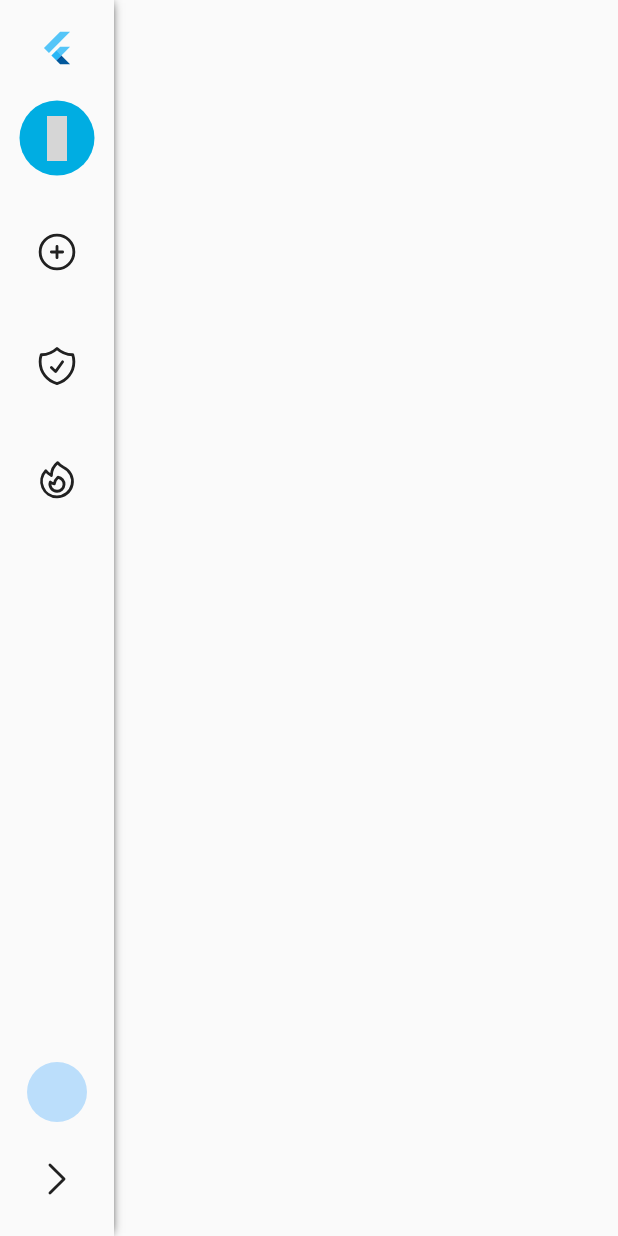
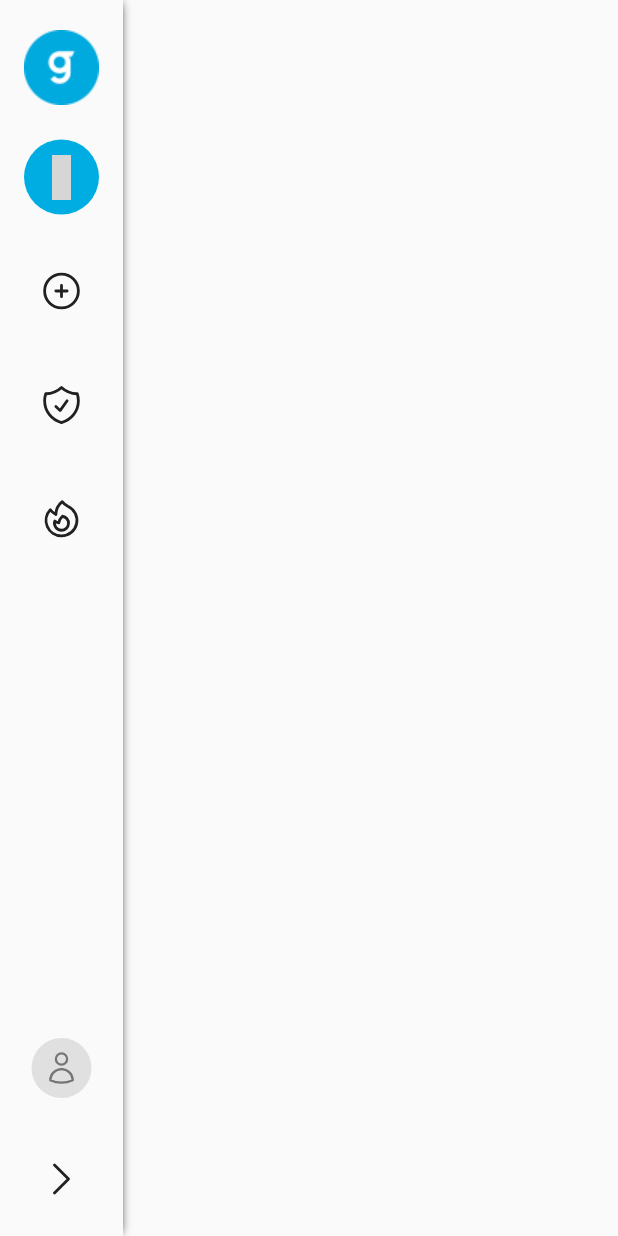
Before and after one commit to wego-technologies/gatego_unified_app, a Flutter app: the screen it shows after launch, on a phone screen of 412 x 824 dp. Run offline on Flutter 3.47's test engine with Material 2 defaults, Android fonts, the phone set to English and light mode, and no system bars; our stand-ins replace google_fonts, heroicons; grey boxes are pictures that could not be loaded.

Commit message:
Finish menu

```diff
--- a/lib/components/menu.dart
+++ b/lib/components/menu.dart
@@ -47,7 +47,8 @@ class Menu extends StatelessWidget {
                     ? menuItems.entries.map((item) {
                         bool _itemSelcted = item.key == selectedItemKey;
                         return Container(
-                          margin: EdgeInsets.symmetric(vertical: 5),
+                          margin:
+                              EdgeInsets.symmetric(vertical: 5, horizontal: 3),
                           child: IconButton(
                             onPressed: () {
                               onItemPressed(item.key);
@@ -76,10 +77,8 @@ class Menu extends StatelessWidget {
                     : menuItems.entries.map((item) {
                         bool _itemSelcted = item.key == selectedItemKey;
                         return Container(
-                          constraints:
-                              const BoxConstraints(minWidth: double.infinity),
-                          margin:
-                              EdgeInsets.symmetric(vertical: 13, horizontal: 8),
+                          constraints: const BoxConstraints(minWidth: 200),
+                          margin: EdgeInsets.symmetric(vertical: 13),
                           child: InkWell(
                             borderRadius: BorderRadius.circular(5000),
                             onTap: () {
@@ -96,8 +95,7 @@ class Menu extends StatelessWidget {
                                 borderRadius: BorderRadius.circular(5000),
                               ),
                               child: Row(
-                                mainAxisAlignment:
-                                    MainAxisAlignment.spaceBetween,
+                                mainAxisAlignment: MainAxisAlignment.start,
                                 children: [
                                   HeroIcon(
                                     item.value,
@@ -107,11 +105,11 @@ class Menu extends StatelessWidget {
                                         : Theme.of(context).iconTheme.color,
                                   ),
                                   SizedBox(
-                                    width: 10,
+                                    width: 15,
                                   ),
                                   Text(
                                     item.key,
-                                    textAlign: TextAlign.end,
+                                    textAlign: TextAlign.start,
                                     style: TextStyle(
                                       fontWeight: FontWeight.w500,
                                       fontSize: 15,
@@ -164,7 +162,7 @@ class Menu extends StatelessWidget {
                       if (expanded)
                         Text(
                           "Minimize Menu",
-                          textAlign: TextAlign.end,
+                          textAlign: TextAlign.start,
                           style: TextStyle(
                             fontWeight: FontWeight.w600,
                             fontSize: 15,
--- a/lib/main.dart
+++ b/lib/main.dart
@@ -1,5 +1,6 @@
 import 'package:flutter/material.dart';
 import 'package:gatego_unified_app/components/menu.dart';
+import 'package:gatego_unified_app/molecules/UserCard.dart';
 import 'package:heroicons/heroicons.dart';
 import 'package:google_fonts/google_fonts.dart';
 
@@ -49,7 +50,7 @@ class _MenuWrapperState extends State<MenuWrapper>
       body: Row(
         children: [
           Container(
-            width: _extended ? 200 : null,
+            width: _extended ? 232 : null,
             child: Menu(
                 onExpandedToggle: () {
                   _extended = !_extended;
@@ -57,15 +58,23 @@ class _MenuWrapperState extends State<MenuWrapper>
                 },
                 selectedItemKey: _selectedItemKey,
                 menuItems: _destinations,
-              leading: FlutterLogo(),
+                leading: _extended
+                    ? Image.asset(
+                        "assets/Gatego logo.png",
+                        height: 50,
+                        //fit: BoxFit.,
+                      )
+                    : Image.asset(
+                        "assets/Blue Icon Circle.png",
+                        height: 50,
+                      ),
                 expanded: _extended,
                 onItemPressed: (item) {
                   print(item);
                   _selectedItemKey = item;
                   setState(() {});
                 },
-              trailing: CircleAvatar(),
-            ),
+                trailing: UserCard(expanded: _extended)),
           ),
         ],
       ),
--- /dev/null
+++ b/lib/molecules/UserCard.dart
@@ -0,0 +1,76 @@
+import 'package:flutter/material.dart';
+import 'package:heroicons/heroicons.dart';
+
+class UserCard extends StatelessWidget {
+  final bool expanded;
+
+  const UserCard({
+    required this.expanded,
+    Key? key,
+  }) : super(key: key);
+
+  @override
+  Widget build(BuildContext context) {
+    if (expanded) {
+      return Container(
+        decoration: BoxDecoration(
+            borderRadius: BorderRadius.circular(10),
+            color: Colors.white,
+            boxShadow: [
+              BoxShadow(blurRadius: 10, spreadRadius: -5, offset: Offset(0, 0))
+            ]),
+        child: InkWell(
+          borderRadius: BorderRadius.circular(10),
+          onTap: () {},
+          child: Padding(
+            padding: const EdgeInsets.all(12),
+            child: Row(
+              mainAxisAlignment: MainAxisAlignment.spaceBetween,
+              children: [
+                Row(
+                  children: [
+                    CircleAvatar(
+                      backgroundColor: Colors.grey.shade300,
+                      child: HeroIcon(
+                        HeroIcons.user,
+                        color: Colors.grey.shade600,
+                      ),
+                    ),
+                    SizedBox(
+                      width: 15,
+                    ),
+                    Text(
+                      "Login",
+                      style: Theme.of(context).textTheme.headline6,
+                    ),
+                  ],
+                ),
+                Padding(
+                  padding: const EdgeInsets.only(right: 10.0),
+                  child: HeroIcon(
+                    HeroIcons.arrowRight,
+                    size: 20,
+                  ),
+                ),
+              ],
+            ),
+          ),
+        ),
+      );
+    }
+    return Padding(
+      padding: const EdgeInsets.only(bottom: 16),
+      child: InkWell(
+        onTap: () {},
+        borderRadius: BorderRadius.circular(50000),
+        child: CircleAvatar(
+          backgroundColor: Colors.grey.shade300,
+          child: HeroIcon(
+            HeroIcons.user,
+            color: Colors.grey.shade600,
+          ),
+        ),
+      ),
+    );
+  }
+}
--- a/pubspec.yaml
+++ b/pubspec.yaml
@@ -44,6 +44,11 @@ flutter:
   # the material Icons class.
   uses-material-design: true
 
+  assets:
+    - assets/Gatego Logo.png
+    - assets/Gatego Dark Background.png
+    - assets/Blue Icon Circle.png
+
   # To add assets to your application, add an assets section, like this:
   # assets:
   #   - images/a_dot_burr.jpeg
```
Also changed, not shown: assets/Blue Icon Circle.png (added), assets/Gatego Dark Background.png (added), assets/Gatego Logo.png (added). Lines whose indentation alone changed are shown as unchanged.
